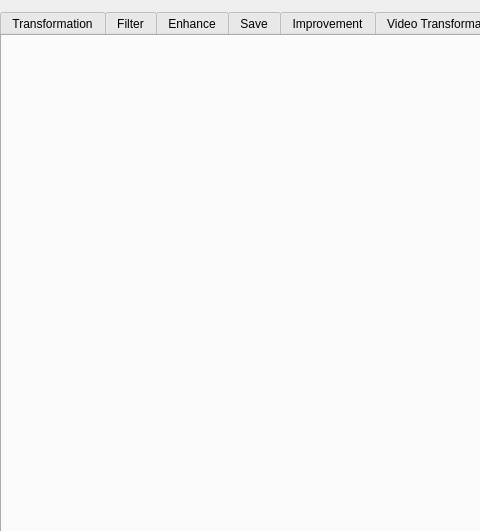
The window that image_processing_app.ui (soyoung125/MultimediaProcessingTool) describes before a commit, drawn with Qt 5; both pictures show x 0 to 480 and y 0 to 531 of the 1222 by 803 pixel window.
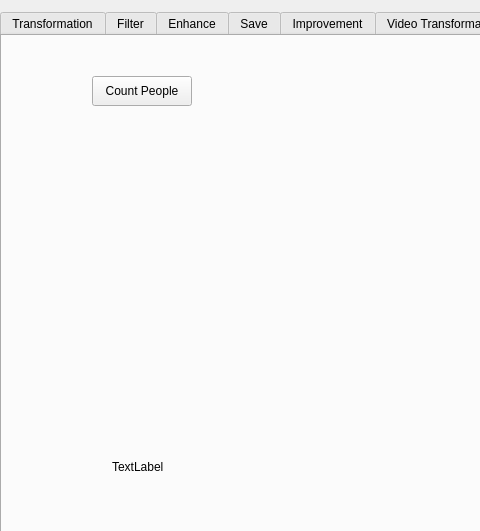
The same window after the commit. The open tabs and pages were chosen to show the change.

```diff
--- a/image_processing_app.ui
+++ b/image_processing_app.ui
@@ -786,24 +786,37 @@
        <string>Stop Webcam</string>
       </property>
      </widget>
-     <widget class="QPushButton" name="btnCountPeople">
-      <property name="geometry">
-       <rect>
-        <x>980</x>
-        <y>60</y>
-        <width>100</width>
-        <height>30</height>
-       </rect>
-      </property>
-      <property name="text">
-       <string>Count People</string>
-      </property>
-     </widget>
     </widget>
     <widget class="QWidget" name="tab_6">
      <attribute name="title">
       <string>Counting Person</string>
      </attribute>
+     <widget class="QPushButton" name="btnCountPeople">
+      <property name="geometry">
+       <rect>
+        <x>90</x>
+        <y>40</y>
+        <width>100</width>
+        <height>30</height>
+       </rect>
+      </property>
+      <property name="text">
+       <string>Count People</string>
+      </property>
+     </widget>
+     <widget class="QLabel" name="lblcount">
+      <property name="geometry">
+       <rect>
+        <x>110</x>
+        <y>170</y>
+        <width>1011</width>
+        <height>521</height>
+       </rect>
+      </property>
+      <property name="text">
+       <string>TextLabel</string>
+      </property>
+     </widget>
     </widget>
    </widget>
   </widget>
```
